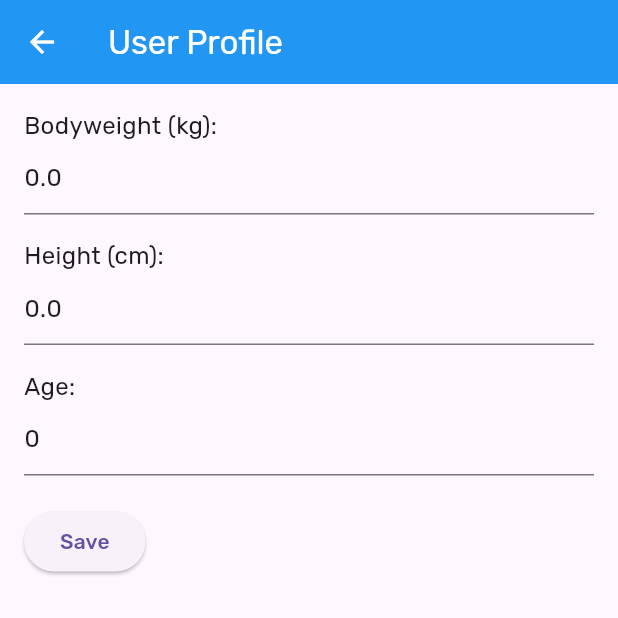
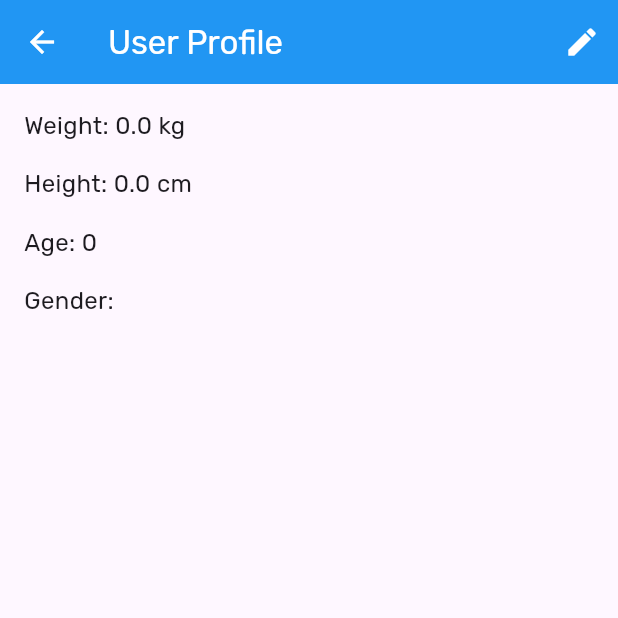
Before and after one commit to ghifariaulia/fitness-tracker, a Flutter app: the UserProfilePage screen opened directly with empty values, on a phone screen of 412 x 824 dp, the top half of it. Run offline on Flutter 3.47's test engine with Material 3 defaults, Android fonts, the phone set to English and light mode, and no system bars; our stand-ins replace fl_chart, google_fonts, shared_preferences, sqflite, sqflite_common_ffi; accounts and stored records are empty.

Commit message:
add preview and edit mode, now uses user form

```diff
--- a/lib/screens/user_profile.dart
+++ b/lib/screens/user_profile.dart
@@ -1,6 +1,6 @@
 import 'package:flutter/material.dart';
 import '../models/user.dart';
-import '../services/user_preferences.dart';
+import '../widgets/user_form.dart';
 
 class UserProfilePage extends StatefulWidget {
   final User user;
@@ -17,88 +17,71 @@ class UserProfilePage extends StatefulWidget {
 }
 
 class _UserProfilePageState extends State<UserProfilePage> {
-  late TextEditingController _bodyweightController;
-  late TextEditingController _heightController;
-  late TextEditingController _ageController;
+  bool _isEditMode = false;
 
-  @override
-  void initState() {
-    super.initState();
-    _bodyweightController = TextEditingController(
-      text: widget.user.bodyweight.toString(),
-    );
-    _heightController = TextEditingController(
-      text: widget.user.height.toString(),
-    );
-    _ageController = TextEditingController(
-      text: widget.user.age.toString(),
-    );
+  void _toggleEditMode() {
+    setState(() {
+      _isEditMode = !_isEditMode;
+    });
   }
 
-  @override
-  void dispose() {
-    _bodyweightController.dispose();
-    _heightController.dispose();
-    _ageController.dispose();
-    super.dispose();
-  }
-
-  void _updateUser() {
-    final updatedUser = User(
-      bodyweight: double.tryParse(_bodyweightController.text) ?? widget.user.bodyweight,
-      height: double.tryParse(_heightController.text) ?? widget.user.height,
-      age: int.tryParse(_ageController.text) ?? widget.user.age,
-    );
-
-    widget.onUpdate(updatedUser);
-    UserPreferences.saveUserData(
-      weight: updatedUser.bodyweight,
-      height: updatedUser.height,
-      age: updatedUser.age,
-    );
-
-    Navigator.pop(context); // Close the profile page
+  double? _calculateBMI(double weight, double height) {
+    if (weight <= 0 || height <= 0) return null;
+    return weight / ((height / 100) * (height / 100));
   }
 
   @override
   Widget build(BuildContext context) {
+    final bmi = _calculateBMI(widget.user.bodyweight, widget.user.height);
     return Scaffold(
       appBar: AppBar(
         title: const Text('User Profile'),
+        actions: [
+          IconButton(
+            icon: Icon(_isEditMode ? Icons.check : Icons.edit),
+            onPressed: _toggleEditMode,
+          ),
+        ],
       ),
       body: Padding(
         padding: const EdgeInsets.all(16.0),
-        child: Column(
-          crossAxisAlignment: CrossAxisAlignment.start,
-          children: [
-            const Text('Bodyweight (kg):', style: TextStyle(fontSize: 16)),
-            TextField(
-              controller: _bodyweightController,
-              keyboardType: TextInputType.number,
-              decoration: const InputDecoration(hintText: 'Enter your bodyweight'),
-            ),
-            const SizedBox(height: 16),
-            const Text('Height (cm):', style: TextStyle(fontSize: 16)),
-            TextField(
-              controller: _heightController,
-              keyboardType: TextInputType.number,
-              decoration: const InputDecoration(hintText: 'Enter your height'),
-            ),
-            const SizedBox(height: 16),
-            const Text('Age:', style: TextStyle(fontSize: 16)),
-            TextField(
-              controller: _ageController,
-              keyboardType: TextInputType.number,
-              decoration: const InputDecoration(hintText: 'Enter your age'),
-            ),
-            const SizedBox(height: 20),
-            ElevatedButton(
-              onPressed: _updateUser,
-              child: const Text('Save'),
-            ),
-          ],
-        ),
+        child: _isEditMode
+            ? UserForm(
+          onSubmit: (double? weight, double? height, int? age, String? gender) {
+            final updatedUser = User(
+              bodyweight: weight ?? widget.user.bodyweight,
+              height: height ?? widget.user.height,
+              age: age ?? widget.user.age,
+              gender: gender ?? widget.user.gender,
+            );
+            widget.onUpdate(updatedUser);
+            _toggleEditMode();
+          },
+          initialWeight: widget.user.bodyweight,
+          initialHeight: widget.user.height,
+          initialAge: widget.user.age,
+          initialGender: widget.user.gender,
+        )
+            : _buildPreviewMode(bmi),
       ),
     );
   }
+
+  Widget _buildPreviewMode(double? bmi) {
+    return Column(
+      crossAxisAlignment: CrossAxisAlignment.start,
+      children: [
+        Text('Weight: ${widget.user.bodyweight} kg', style: const TextStyle(fontSize: 16)),
+        const SizedBox(height: 16),
+        Text('Height: ${widget.user.height} cm', style: const TextStyle(fontSize: 16)),
+        const SizedBox(height: 16),
+        Text('Age: ${widget.user.age}', style: const TextStyle(fontSize: 16)),
+        const SizedBox(height: 16),
+        Text('Gender: ${widget.user.gender}', style: const TextStyle(fontSize: 16)),
+        const SizedBox(height: 16),
+        if (bmi != null)
+          Text('BMI: ${bmi.toStringAsFixed(1)}', style: const TextStyle(fontSize: 16)),
+      ],
+    );
+  }
 }
```
